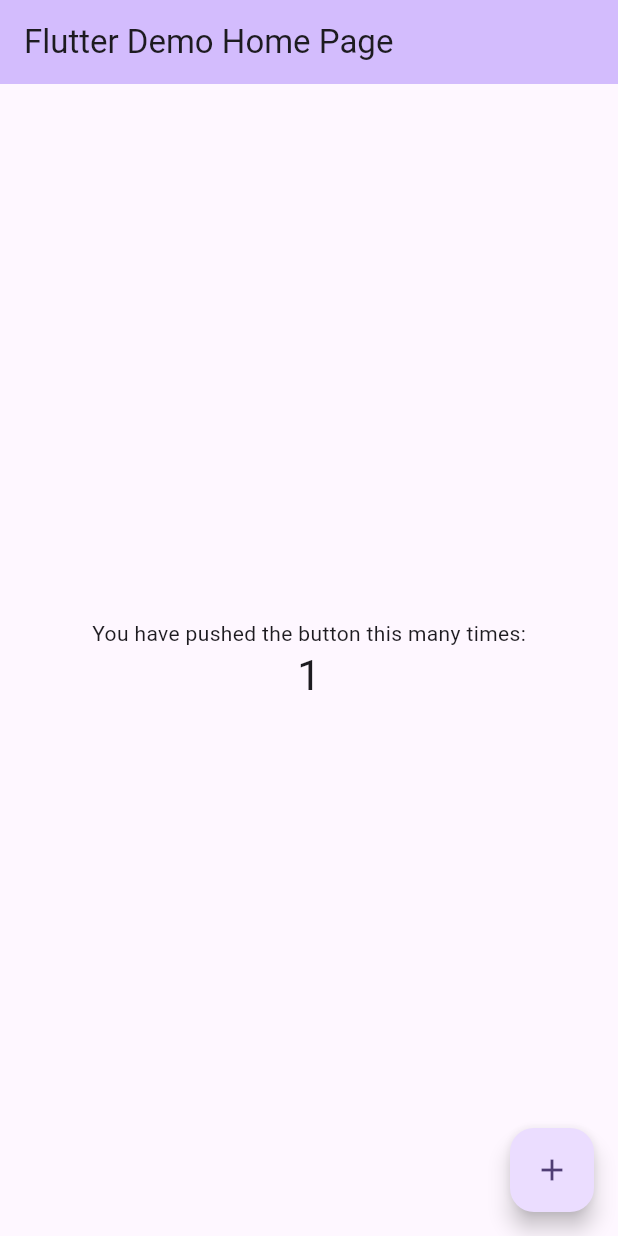
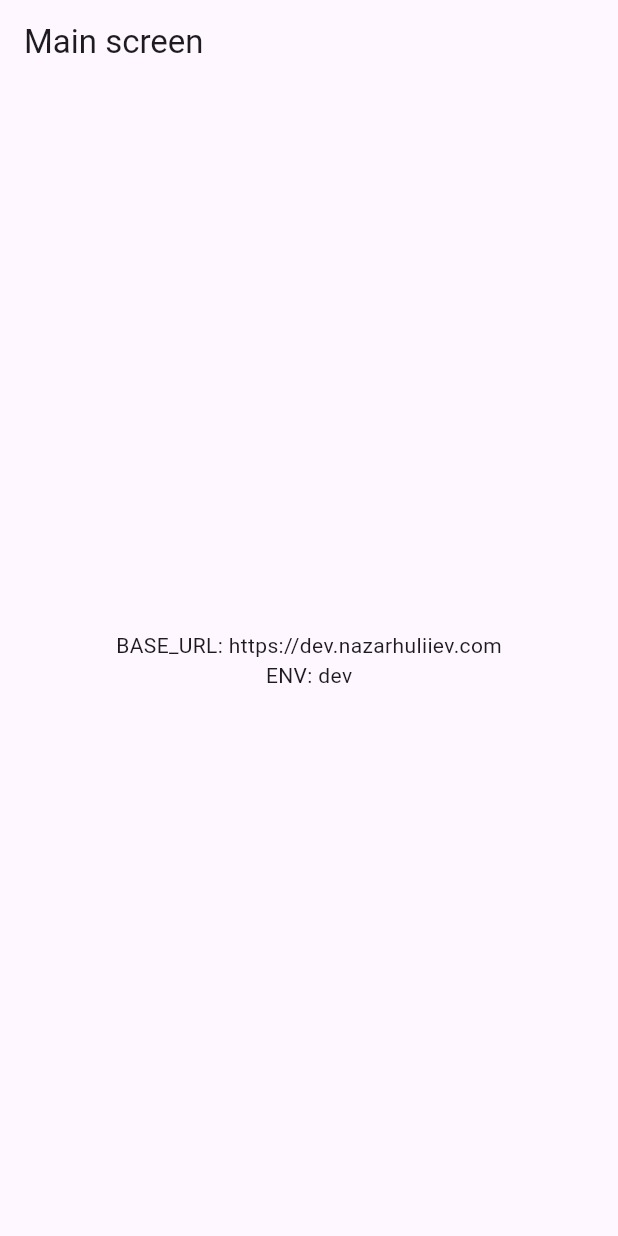
Before and after one commit to NazarHuliiev/flutter-cicd, a Flutter app: the screen it shows after launch, on a phone screen of 412 x 824 dp. Run offline on Flutter 3.47's test engine with Material 3 defaults, Android fonts, the phone set to English and light mode, and no system bars; our stand-ins replace flutter_dotenv.

Commit message:
Add dot env
# Conflicts:
#	lib/main.dart

```diff
--- a/lib/main.dart
+++ b/lib/main.dart
@@ -1,6 +1,9 @@
 import 'package:flutter/material.dart';
+import 'package:flutter_dotenv/flutter_dotenv.dart';
 
-void main() {
+Future main() async {
+  await dotenv.load(fileName: ".env");
+
   runApp(const MyApp());
 }
 
@@ -13,110 +16,34 @@ class MyApp extends StatelessWidget {
     return MaterialApp(
       title: 'Flutter Demo',
       theme: ThemeData(
-        // This is the theme of your application.
-        //
-        // TRY THIS: Try running your application with "flutter run". You'll see
-        // the application has a purple toolbar. Then, without quitting the app,
-        // try changing the seedColor in the colorScheme below to Colors.green
-        // and then invoke "hot reload" (save your changes or press the "hot
-        // reload" button in a Flutter-supported IDE, or press "r" if you used
-        // the command line to start the app).
-        //
-        // Notice that the counter didn't reset back to zero; the application
-        // state is not lost during the reload. To reset the state, use hot
-        // restart instead.
-        //
-        // This works for code too, not just values: Most code changes can be
-        // tested with just a hot reload.
         colorScheme: ColorScheme.fromSeed(seedColor: Colors.deepPurple),
       ),
-      home: const MyHomePage(title: 'Flutter Demo Home Page'),
+      home: const MainScreen(),
     );
   }
 }
 
-class MyHomePage extends StatefulWidget {
-  const MyHomePage({super.key, required this.title});
-
-  // This widget is the home page of your application. It is stateful, meaning
-  // that it has a State object (defined below) that contains fields that affect
-  // how it looks.
-
-  // This class is the configuration for the state. It holds the values (in this
-  // case the title) provided by the parent (in this case the App widget) and
-  // used by the build method of the State. Fields in a Widget subclass are
-  // always marked "final".
-
-  final String title;
+class MainScreen extends StatefulWidget {
+  const MainScreen({super.key});
 
   @override
-  State<MyHomePage> createState() => _MyHomePageState();
+  State<MainScreen> createState() => _MainScreenState();
 }
 
-class _MyHomePageState extends State<MyHomePage> {
-  int _counter = 1;
-
-  void _incrementCounter() {
-    setState(() {
-      // This call to setState tells the Flutter framework that something has
-      // changed in this State, which causes it to rerun the build method below
-      // so that the display can reflect the updated values. If we changed
-      // _counter without calling setState(), then the build method would not be
-      // called again, and so nothing would appear to happen.
-      _counter++;
-    });
-  }
-
+class _MainScreenState extends State<MainScreen> {
   @override
   Widget build(BuildContext context) {
-    // This method is rerun every time setState is called, for instance as done
-    // by the _incrementCounter method above.
-    //
-    // The Flutter framework has been optimized to make rerunning build methods
-    // fast, so that you can just rebuild anything that needs updating rather
-    // than having to individually change instances of widgets.
     return Scaffold(
-      appBar: AppBar(
-        // TRY THIS: Try changing the color here to a specific color (to
-        // Colors.amber, perhaps?) and trigger a hot reload to see the AppBar
-        // change color while the other colors stay the same.
-        backgroundColor: Theme.of(context).colorScheme.inversePrimary,
-        // Here we take the value from the MyHomePage object that was created by
-        // the App.build method, and use it to set our appbar title.
-        title: Text(widget.title),
-      ),
+      appBar: AppBar(title: Text('Main screen')),
       body: Center(
-        // Center is a layout widget. It takes a single child and positions it
-        // in the middle of the parent.
         child: Column(
-          // Column is also a layout widget. It takes a list of children and
-          // arranges them vertically. By default, it sizes itself to fit its
-          // children horizontally, and tries to be as tall as its parent.
-          //
-          // Column has various properties to control how it sizes itself and
-          // how it positions its children. Here we use mainAxisAlignment to
-          // center the children vertically; the main axis here is the vertical
-          // axis because Columns are vertical (the cross axis would be
-          // horizontal).
-          //
-          // TRY THIS: Invoke "debug painting" (choose the "Toggle Debug Paint"
-          // action in the IDE, or press "p" in the console), to see the
-          // wireframe for each widget.
-          mainAxisAlignment: MainAxisAlignment.center,
-          children: <Widget>[
-            const Text('You have pushed the button this many times:'),
-            Text(
-              '$_counter',
-              style: Theme.of(context).textTheme.headlineMedium,
-            ),
+          mainAxisSize: MainAxisSize.min,
+          children: [
+            Text('BASE_URL: ${dotenv.env['BASE_URL']}'),
+            Text('ENV: ${dotenv.env['ENV']}'),
           ],
         ),
       ),
-      floatingActionButton: FloatingActionButton(
-        onPressed: _incrementCounter,
-        tooltip: 'Increment',
-        child: const Icon(Icons.add),
-      ), // This trailing comma makes auto-formatting nicer for build methods.
     );
   }
 }
```
Also changed, not shown: pubspec.yaml (+4 -4 lines), pubspec.lock, 1 other file.
